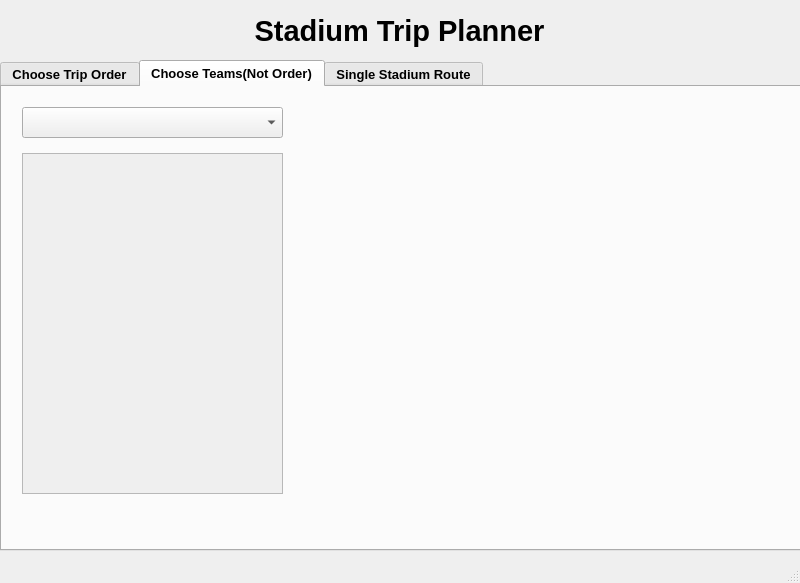
Before: the Qt Designer form StadiumTourProject/mainwindow.ui in joeyCampbelll/CS1D-Project-2, drawn with Qt 5.
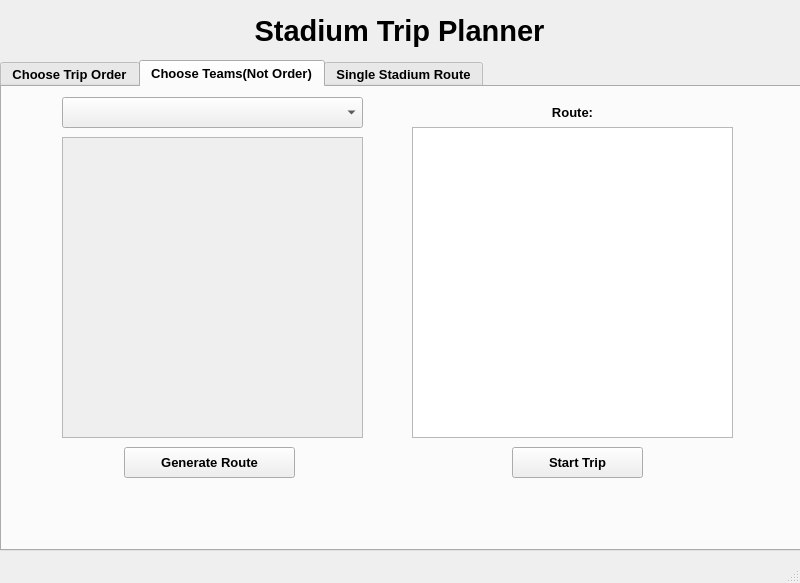
After: the same form once the commit is applied. The open tabs and pages were chosen to show the change.

Commit message: Finished temp UI for choose team(not order) path

Diff of the .ui file:
```diff
--- a/StadiumTourProject/mainwindow.ui
+++ b/StadiumTourProject/mainwindow.ui
@@ -1830,10 +1830,10 @@
        <widget class="QScrollArea" name="scrollArea_displayAllStadiumsSSR">
         <property name="geometry">
          <rect>
-          <x>20</x>
-          <y>66</y>
-          <width>261</width>
-          <height>341</height>
+          <x>60</x>
+          <y>50</y>
+          <width>301</width>
+          <height>301</height>
          </rect>
         </property>
         <property name="widgetResizable">
@@ -1844,8 +1844,8 @@
           <rect>
            <x>0</x>
            <y>0</y>
-           <width>259</width>
-           <height>339</height>
+           <width>299</width>
+           <height>299</height>
           </rect>
          </property>
         </widget>
@@ -1853,13 +1853,65 @@
        <widget class="QComboBox" name="comboBox_startingTeamChooseTeams">
         <property name="geometry">
          <rect>
-          <x>20</x>
-          <y>20</y>
-          <width>261</width>
+          <x>60</x>
+          <y>10</y>
+          <width>301</width>
           <height>31</height>
          </rect>
         </property>
        </widget>
+       <widget class="QTextBrowser" name="textBrowser_ChooseTeams">
+        <property name="geometry">
+         <rect>
+          <x>410</x>
+          <y>40</y>
+          <width>321</width>
+          <height>311</height>
+         </rect>
+        </property>
+       </widget>
+       <widget class="QPushButton" name="pushButton_generateRouteChooseTeams">
+        <property name="geometry">
+         <rect>
+          <x>122</x>
+          <y>360</y>
+          <width>171</width>
+          <height>31</height>
+         </rect>
+        </property>
+        <property name="text">
+         <string>Generate Route</string>
+        </property>
+       </widget>
+       <widget class="QPushButton" name="pushButton_startTripChooseTeams">
+        <property name="geometry">
+         <rect>
+          <x>510</x>
+          <y>360</y>
+          <width>131</width>
+          <height>31</height>
+         </rect>
+        </property>
+        <property name="text">
+         <string>Start Trip</string>
+        </property>
+       </widget>
+       <widget class="QLabel" name="label_24">
+        <property name="geometry">
+         <rect>
+          <x>410</x>
+          <y>10</y>
+          <width>321</width>
+          <height>31</height>
+         </rect>
+        </property>
+        <property name="text">
+         <string>Route:</string>
+        </property>
+        <property name="alignment">
+         <set>Qt::AlignCenter</set>
+        </property>
+       </widget>
       </widget>
       <widget class="QWidget" name="SingleRoute">
        <attribute name="title">
```
Left out of the diff: 2 changed lines with no effect on the pictures. The commit also changes 3 other files.
